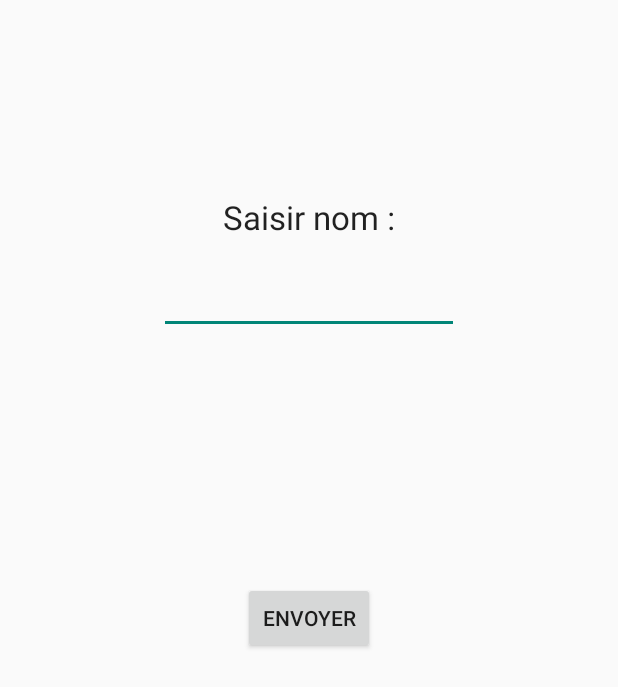
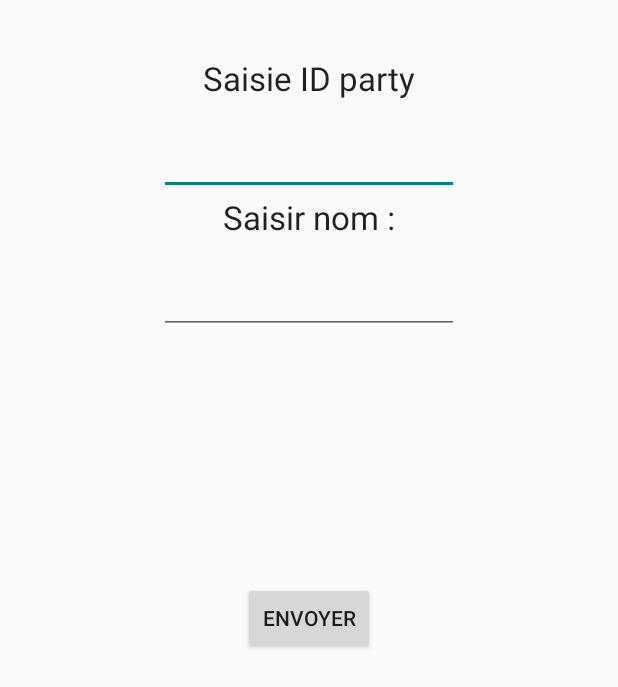
Before and after one commit to maximechareyron/ShareMusic, an Android app: the EmetteurActivity screen opened directly, with no data from a screen before it, on a phone screen of 412 x 824 dp. Shown: the top 687 px of the screen. Run offline under Robolectric (Android 15) with nearby library versions, the phone set to English and light mode, and no system bars; our stand-ins replace Firebase (no records; nobody signed in at launch, a user with empty details on screens opened directly); libraries missing offline, so code that uses them is left out: com.google.api.services.

Commit message:
EditText idParty

```diff
--- a/app/src/main/java/com/example/olmartin2/lecteurmusique/EmetteurActivity.java
+++ b/app/src/main/java/com/example/olmartin2/lecteurmusique/EmetteurActivity.java
@@ -76,7 +76,7 @@ public class EmetteurActivity extends AppCompatActivity {
                             String key = (String) entry.getKey();
                             String value = (String) entry.getValue();
                             System.out.println(" video trouvé ID : " + key + "; titre : " + value);
-                            dbRef = database.getReference("users").child(R.id.id_party);
+                            dbRef = database.getReference("users").child("rKJZqDMk0lfomuFRxK08p1Z80xV2");
                             dbRef.setValue(p);
                         }else{
                             System.err.println("probleme de return");
--- a/app/src/main/res/layout/activity_emetteur.xml
+++ b/app/src/main/res/layout/activity_emetteur.xml
@@ -8,7 +8,25 @@
     android:paddingRight="@dimen/activity_horizontal_margin"
     android:paddingTop="@dimen/activity_vertical_margin"
     tools:context="com.example.olmartin2.lecteurmusique.EmetteurActivity">
+    <TextView
+        android:layout_width="wrap_content"
+        android:layout_height="wrap_content"
+        android:textAppearance="?android:attr/textAppearanceLarge"
+        android:text="Saisie ID party"
+        android:autoLink="all"
+        android:layout_marginTop="21dp"
+        android:layout_alignParentTop="true"
+        android:layout_centerHorizontal="true" />
 
+    <EditText
+        android:layout_width="wrap_content"
+        android:layout_height="wrap_content"
+        android:id="@+id/id_party"
+        android:minWidth="200dp"
+        android:maxLines="1"
+        android:layout_above="@+id/textView"
+        android:layout_alignLeft="@+id/editText"
+        android:layout_alignStart="@+id/editText" />
     <EditText
         android:layout_width="wrap_content"
         android:layout_height="wrap_content"
```
